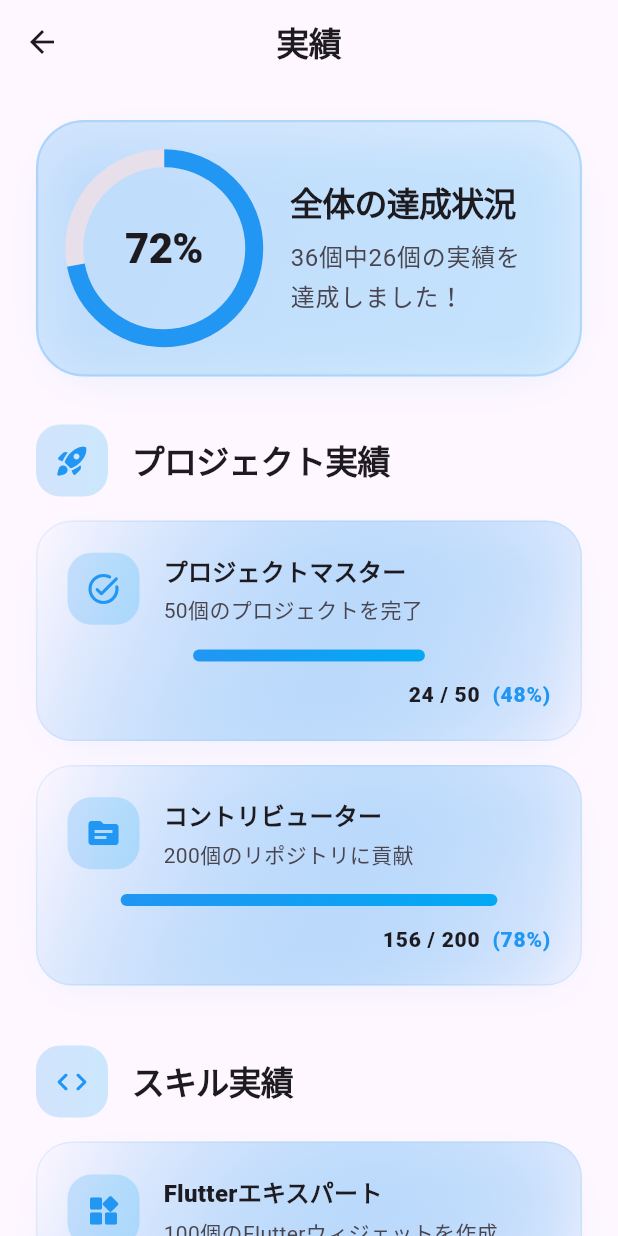
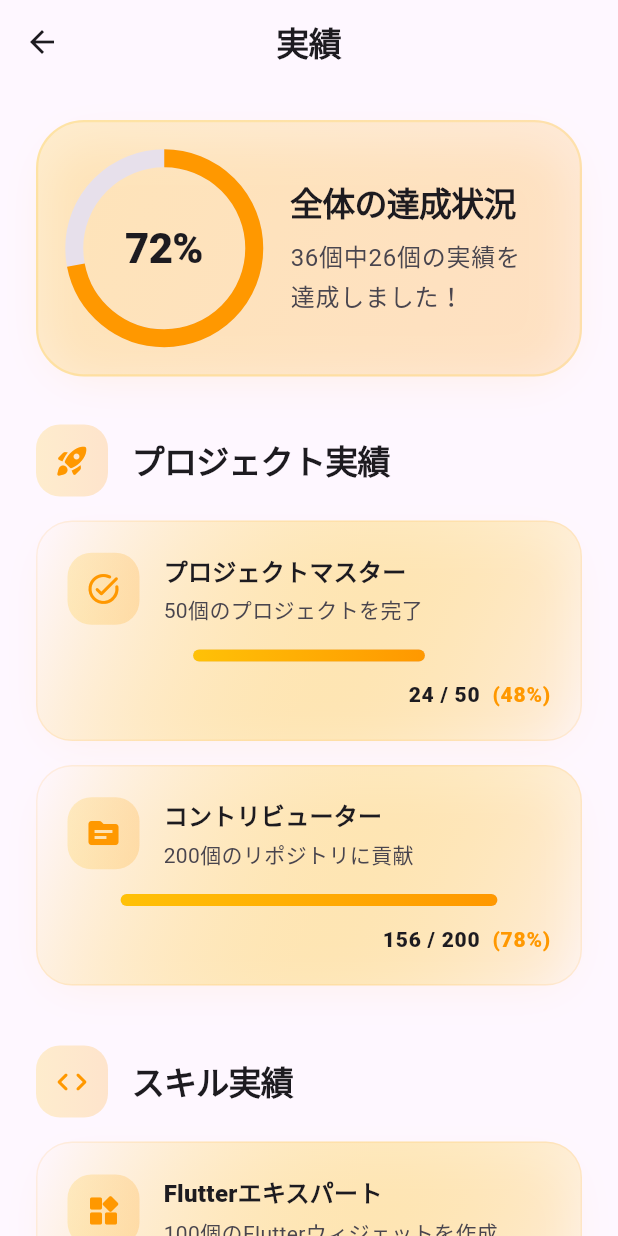
Before and after one commit to Koichi5/cursor_agent_sample, a Flutter app: the AchievementPage screen opened directly, on a phone screen of 412 x 824 dp. Run offline on Flutter 3.47's test engine with Material 3 defaults, Android fonts, the phone set to English and light mode, and no system bars.

Commit message:
style: Change achievement page color scheme to orange/amber

```diff
--- a/lib/views/achievement_page/achievement_page.dart
+++ b/lib/views/achievement_page/achievement_page.dart
@@ -95,21 +95,21 @@ class AchievementPage extends StatelessWidget {
           begin: Alignment.topLeft,
           end: Alignment.bottomRight,
           colors: [
-            Colors.blue.withOpacity(0.2),
-            Colors.lightBlue.withOpacity(0.15),
+            Colors.amber.withOpacity(0.2),
+            Colors.orange.withOpacity(0.15),
           ],
         ),
         borderRadius: BorderRadius.circular(32),
         boxShadow: [
           BoxShadow(
-            color: Colors.blue.withOpacity(0.1),
+            color: Colors.orange.withOpacity(0.1),
             blurRadius: 24,
             offset: const Offset(0, 8),
             spreadRadius: -8,
           ),
         ],
         border: Border.all(
-          color: Colors.blue.withOpacity(0.2),
+          color: Colors.amber.withOpacity(0.2),
           width: 1.5,
         ),
       ),
@@ -129,7 +129,7 @@ class AchievementPage extends StatelessWidget {
                     value: value,
                     backgroundColor: theme.colorScheme.surfaceVariant,
                     valueColor: AlwaysStoppedAnimation<Color>(
-                      Colors.blue,
+                      Colors.orange,
                     ),
                     strokeWidth: 12,
                   ),
@@ -191,15 +191,15 @@ class AchievementPage extends StatelessWidget {
               decoration: BoxDecoration(
                 gradient: LinearGradient(
                   colors: [
-                    Colors.blue.withOpacity(0.2),
-                    Colors.lightBlue.withOpacity(0.2),
+                    Colors.amber.withOpacity(0.2),
+                    Colors.orange.withOpacity(0.2),
                   ],
                 ),
                 borderRadius: BorderRadius.circular(16),
               ),
               child: Icon(
                 icon,
-                color: Colors.blue,
+                color: Colors.orange,
                 size: 24,
               ),
             ),
@@ -232,20 +232,20 @@ class AchievementPage extends StatelessWidget {
           end: Alignment.bottomRight,
           colors: [
             theme.colorScheme.surface,
-            Colors.blue.withOpacity(0.05),
+            Colors.amber.withOpacity(0.05),
           ],
         ),
         borderRadius: BorderRadius.circular(24),
         boxShadow: [
           BoxShadow(
-            color: Colors.blue.withOpacity(0.08),
+            color: Colors.orange.withOpacity(0.08),
             blurRadius: 24,
             offset: const Offset(0, 8),
             spreadRadius: -8,
           ),
         ],
         border: Border.all(
-          color: Colors.blue.withOpacity(0.1),
+          color: Colors.orange.withOpacity(0.1),
           width: 1,
         ),
       ),
@@ -258,15 +258,15 @@ class AchievementPage extends StatelessWidget {
                 decoration: BoxDecoration(
                   gradient: LinearGradient(
                     colors: [
-                      Colors.blue.withOpacity(0.2),
-                      Colors.lightBlue.withOpacity(0.2),
+                      Colors.amber.withOpacity(0.2),
+                      Colors.orange.withOpacity(0.2),
                     ],
                   ),
                   borderRadius: BorderRadius.circular(16),
                 ),
                 child: Icon(
                   achievement.icon,
-                  color: Colors.blue,
+                  color: Colors.orange,
                   size: 24,
                 ),
               ),
@@ -312,8 +312,8 @@ class AchievementPage extends StatelessWidget {
                   decoration: BoxDecoration(
                     gradient: LinearGradient(
                       colors: [
-                        Colors.blue,
-                        Colors.lightBlue,
+                        Colors.amber,
+                        Colors.orange,
                       ],
                     ),
                     borderRadius: BorderRadius.circular(4),
@@ -337,7 +337,7 @@ class AchievementPage extends StatelessWidget {
               Text(
                 '(${(achievement.progress * 100).toInt()}%)',
                 style: theme.textTheme.titleSmall?.copyWith(
-                  color: Colors.blue,
+                  color: Colors.orange,
                   fontWeight: FontWeight.w800,
                   letterSpacing: 0.5,
                 ),
```
